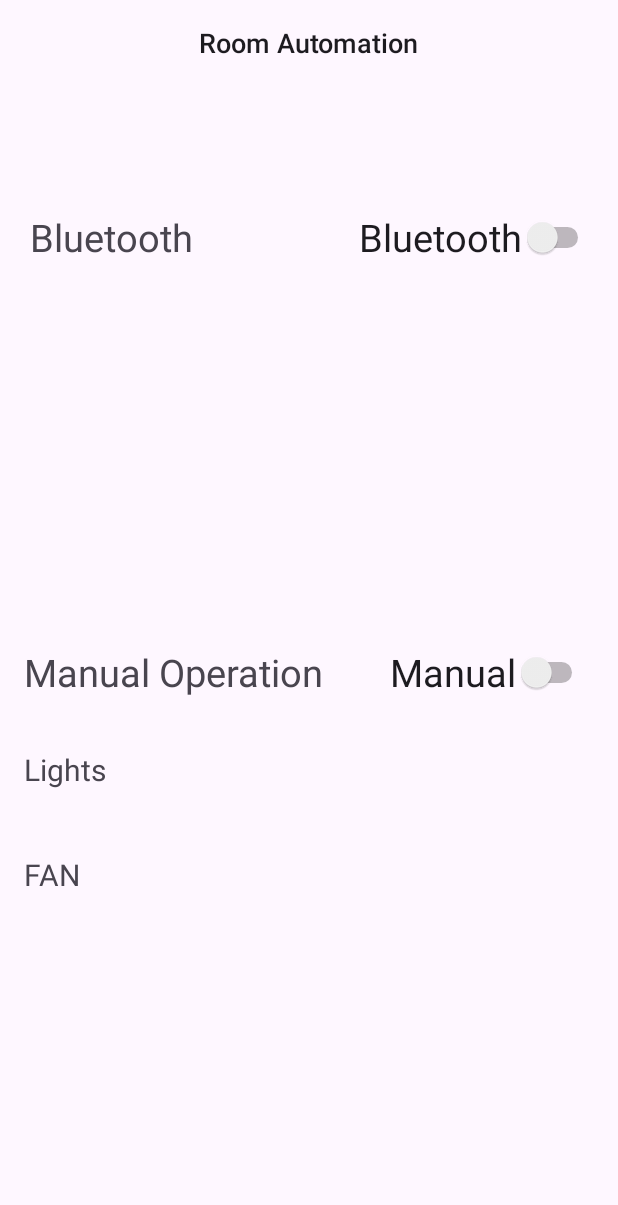
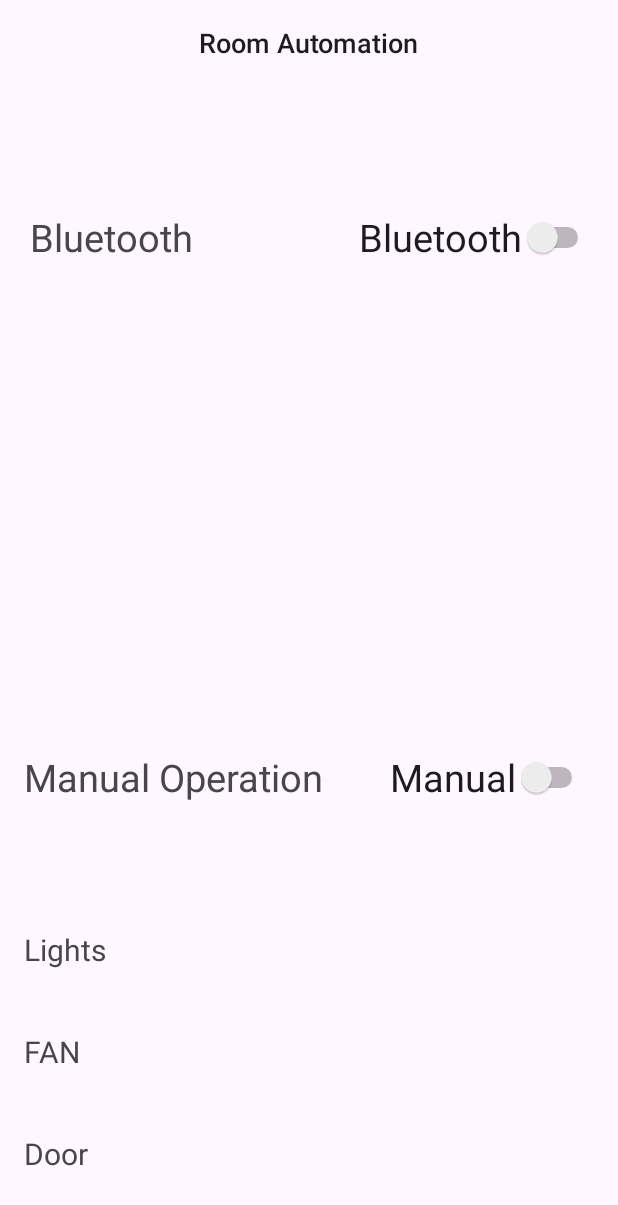
Before and after one commit to NTA1508/GPBL2025_SmartHome_app, an Android app: the screen it shows after launch (MainActivity), on a phone screen of 412 x 824 dp. Shown: the top 1205 px of the screen. Run offline under Robolectric (Android 15) with nearby library versions, the phone set to English and light mode, and no system bars; our stand-ins replace Firebase (no records; nobody signed in at launch, a user with empty details on screens opened directly); 1 statement that could not run was skipped.

Commit message:
MainActivity.kt

```diff
--- a/app/src/main/java/com/example/smarthome/MainActivity.kt
+++ b/app/src/main/java/com/example/smarthome/MainActivity.kt
@@ -25,6 +25,7 @@ class MainActivity : AppCompatActivity() {
     private lateinit var btnSwitch: Switch
     private lateinit var btnSwitch1: Switch
     private lateinit var btnSwitch2: Switch
+    private lateinit var btnSwitch3: Switch
     private lateinit var bluetoothService: BluetoothService
     private val REQUEST_BLUETOOTH_PERMISSIONS = 1  // 権限リクエストのコード
 
@@ -46,6 +47,7 @@ class MainActivity : AppCompatActivity() {
         btnSwitch = findViewById(R.id.switch2)
         btnSwitch1 = findViewById(R.id.toggleButton4)
         btnSwitch2 = findViewById(R.id.toggleButton5)
+        btnSwitch3 = findViewById(R.id.toggleButton6)
 
         myRef.child("Toggle/switch").addValueEventListener(object : ValueEventListener {
             override fun onCancelled(error: DatabaseError) {}
@@ -56,6 +58,7 @@ class MainActivity : AppCompatActivity() {
                     btnSwitch.isChecked = true
                     btnSwitch1.visibility = View.VISIBLE
                     btnSwitch2.visibility = View.VISIBLE
+                    btnSwitch3.visibility = View.VISIBLE
 
                     myRef.child("automation/AC").addValueEventListener(object : ValueEventListener {
                         override fun onCancelled(error: DatabaseError) {}
@@ -72,10 +75,19 @@ class MainActivity : AppCompatActivity() {
                             btnSwitch2.isChecked = snapshot.value.toString() == "1"
                         }
                     })
+
+                    myRef.child("automation/door").addValueEventListener(object : ValueEventListener {
+                        override fun onCancelled(error: DatabaseError) {}
+
+                        override fun onDataChange(snapshot: DataSnapshot) {
+                            btnSwitch3.isChecked = snapshot.value.toString() == "1"
+                        }
+                    })
                 } else {
                     btnSwitch.isChecked = false
                     btnSwitch1.visibility = View.GONE
                     btnSwitch2.visibility = View.GONE
+                    btnSwitch3.visibility = View.GONE
                 }
             }
         })
@@ -92,6 +104,13 @@ class MainActivity : AppCompatActivity() {
         btnSwitch2.setOnClickListener {
             myRef.child("automation/light").setValue(if (btnSwitch2.isChecked) "1" else "0")
         }
+
+        btnSwitch3.setOnClickListener{
+            myRef.child("automation/door").setValue(if (btnSwitch3.isChecked) "1" else "0")
+        }
+
+
+
     }
 
     private fun checkBluetoothPermissions() {
--- a/app/src/main/res/layout/activity_main.xml
+++ b/app/src/main/res/layout/activity_main.xml
@@ -108,14 +108,14 @@
         <LinearLayout
             android:layout_width="match_parent"
             android:layout_height="0dp"
-            android:layout_weight="1"
-            android:orientation="horizontal"
-            android:padding="16dp">
+            android:layout_weight="0.2"
+            android:orientation="horizontal">
 
             <TextView
                 android:id="@+id/textView4"
                 android:layout_width="0dp"
                 android:layout_height="wrap_content"
+                android:layout_marginLeft="16dp"
                 android:layout_weight="1"
                 android:text="FAN"
                 android:textSize="20dp"/>
@@ -127,8 +127,35 @@
                 android:text="FAN"
                 android:textSize="20dp"
                 android:visibility="invisible"
-                android:layout_marginEnd="30dp"/>
+                android:layout_marginEnd="40dp"/>
+
         </LinearLayout>
+
+        <LinearLayout
+            android:layout_width="match_parent"
+            android:layout_height="0dp"
+            android:layout_weight="0.2"
+            android:orientation="horizontal">
+
+            <TextView
+                android:id="@+id/textView6"
+                android:layout_width="0dp"
+                android:layout_height="wrap_content"
+                android:layout_marginLeft="16dp"
+                android:layout_weight="1"
+                android:text="Door"
+                android:textSize="20dp" />
+
+            <Switch
+                android:id="@+id/toggleButton6"
+                android:layout_width="wrap_content"
+                android:layout_height="wrap_content"
+                android:layout_marginEnd="40dp"
+                android:text="Door"
+                android:textSize="20dp"
+                android:visibility="invisible" />
+        </LinearLayout>
+
 
     </LinearLayout>
 
```
